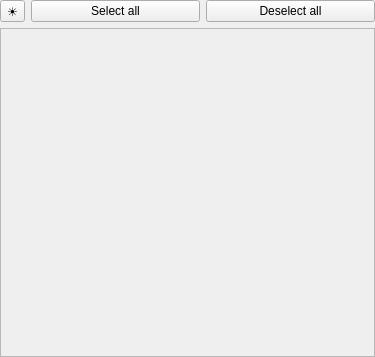
The window that DeviceList.ui (DLdota/OpenRGBEffectsPlugin) describes before a commit, drawn with Qt 5.
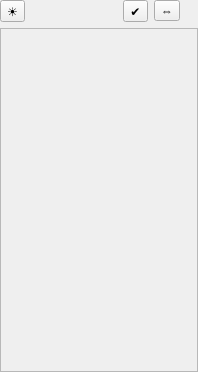
The same window after the commit.

Commit message: Added select all and reverse all buttons

```diff
--- a/DeviceList.ui
+++ b/DeviceList.ui
@@ -6,8 +6,8 @@
    <rect>
     <x>0</x>
     <y>0</y>
-    <width>375</width>
-    <height>357</height>
+    <width>198</width>
+    <height>372</height>
    </rect>
   </property>
   <property name="sizePolicy">
@@ -32,10 +32,13 @@
    <property name="bottomMargin">
     <number>0</number>
    </property>
-   <item row="0" column="2">
-    <widget class="QPushButton" name="deselect_all">
+   <item row="0" column="7">
+    <widget class="QToolButton" name="toggle_reverse">
      <property name="text">
-      <string>Deselect all</string>
+      <string>⇔</string>
+     </property>
+     <property name="checkable">
+      <bool>true</bool>
      </property>
     </widget>
    </item>
@@ -49,14 +52,7 @@
      </property>
     </widget>
    </item>
-   <item row="0" column="1">
-    <widget class="QPushButton" name="select_all">
-     <property name="text">
-      <string>Select all</string>
-     </property>
-    </widget>
-   </item>
-   <item row="1" column="0" colspan="3">
+   <item row="1" column="0" colspan="9">
     <widget class="QScrollArea" name="scrollArea">
      <property name="widgetResizable">
       <bool>true</bool>
@@ -79,6 +75,16 @@
      </widget>
     </widget>
    </item>
+   <item row="0" column="6">
+    <widget class="QToolButton" name="toggle_select_all">
+     <property name="text">
+      <string>✔</string>
+     </property>
+     <property name="checkable">
+      <bool>true</bool>
+     </property>
+    </widget>
+   </item>
   </layout>
  </widget>
  <resources/>
```
Left out of the diff: 2 changed lines with no effect on the pictures. The commit also changes 6 other files.
